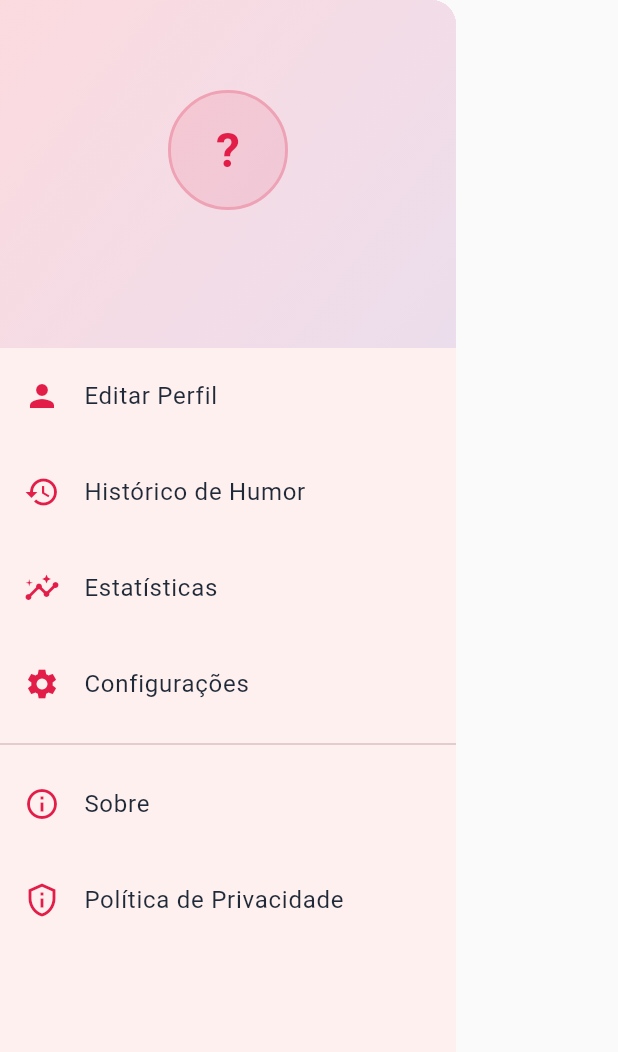
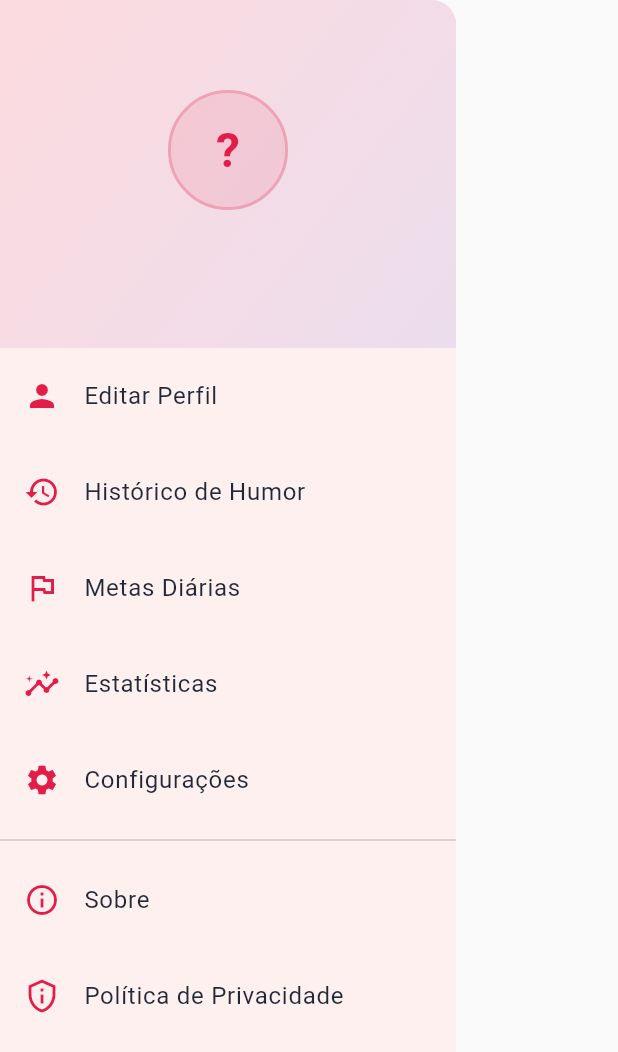
Before and after one commit to laurinja/atividade-dm-13-11, a Flutter app: the AppDrawer widget shown alone on an empty page, opened directly, on a phone screen of 412 x 824 dp. Shown: the top 1052 px of the screen. Run offline on Flutter 3.47's test engine with Material 3 defaults, Android fonts, the phone set to English and light mode, and no system bars; our stand-ins replace file_picker, flutter_image_compress, flutter_riverpod, flutter_svg, image_picker, shared_preferences; accounts and stored records are empty; project files that could hold a hidden picture were left out.

Commit message:
Adiciona item Daily Goals ao menu lateral
Introduz um novo item no menu lateral que navega até a DailyGoalListPage, permitindo que os usuários acessem as metas diárias diretamente a partir do menu do app.

```diff
--- a/lib/widgets/app_drawer.dart
+++ b/lib/widgets/app_drawer.dart
@@ -5,6 +5,8 @@ import '../providers/profile_provider.dart';
 import '../widgets/avatar_widget.dart';
 import '../screens/profile_edit_screen.dart';
 import '../screens/mood_history_screen.dart';
+// ADIÇÃO: Importar a página de metas diárias
+import '../features/daily_goals/presentation/daily_goal_page.dart';
 
 class AppDrawer extends ConsumerWidget {
   const AppDrawer({super.key});
@@ -99,6 +101,23 @@ class AppDrawer extends ConsumerWidget {
                       context,
                       MaterialPageRoute(
                         builder: (context) => const MoodHistoryScreen(),
+                      ),
+                    );
+                  },
+                ),
+
+                // ADIÇÃO Novo item de menu para Metas Diárias
+                _buildDrawerItem(
+                  context,
+                  icon: Icons.flag_outlined, // Ícone de meta
+                  title: 'Metas Diárias',
+                  onTap: () {
+                    Navigator.pop(context); // Fecha o drawer
+                    Navigator.push(
+                      context,
+                      MaterialPageRoute(
+                        // Navega para a tela que modificamos
+                        builder: (context) => const DailyGoalListPage(entity: 'Metas Diárias'),
                       ),
                     );
                   },
```
